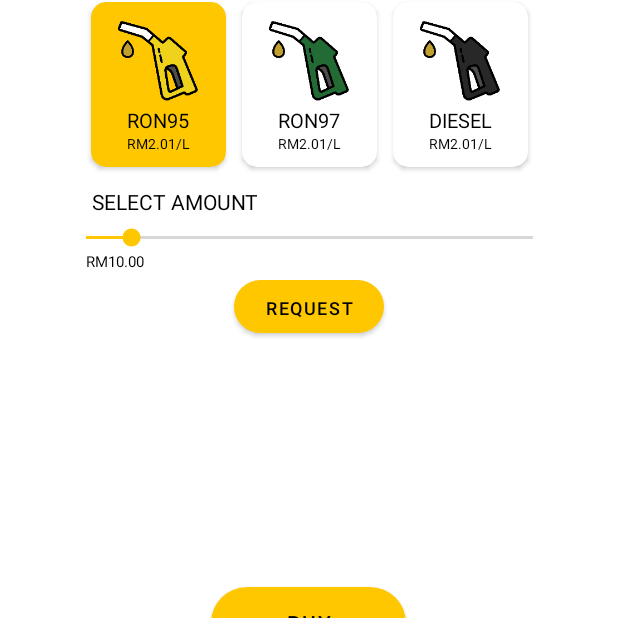
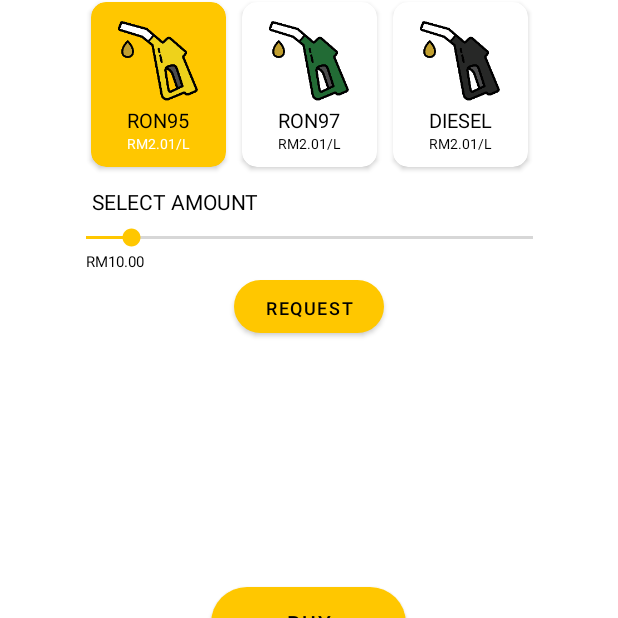
Before and after one commit to ridhwan137/OnDemandFuelDelivery, an Android app: the MapActivity screen opened directly, with no data from a screen before it, after a tap on "RON95", on a phone screen of 412 x 824 dp, the part 523-1141 px from its top. Run offline under Robolectric (Android 15) with nearby library versions, the phone set to English and light mode, and no system bars; our stand-ins replace Firebase (no records; nobody signed in at launch, a user with empty details on screens opened directly); libraries missing offline, so code that uses them is left out: com.karumi.dexter; 2 statements that could not run were skipped.

Commit message:
setText for Ron95 to White

```diff
--- a/app/src/main/java/my/edu/utem/ftmk/ondemandfueldelivery/MapActivity.java
+++ b/app/src/main/java/my/edu/utem/ftmk/ondemandfueldelivery/MapActivity.java
@@ -131,6 +131,7 @@ public class MapActivity extends AppCompatActivity implements OnMapReadyCallback
             @Override
             public void onClick(View view) {
                 cvRon95.setCardBackgroundColor(Color.rgb(255, 199, 0));
+                txtRon95.setTextColor(Color.WHITE);
                 cvRon97.setCardBackgroundColor(Color.WHITE);
                 cvDiesel.setCardBackgroundColor(Color.WHITE);
             }
```
